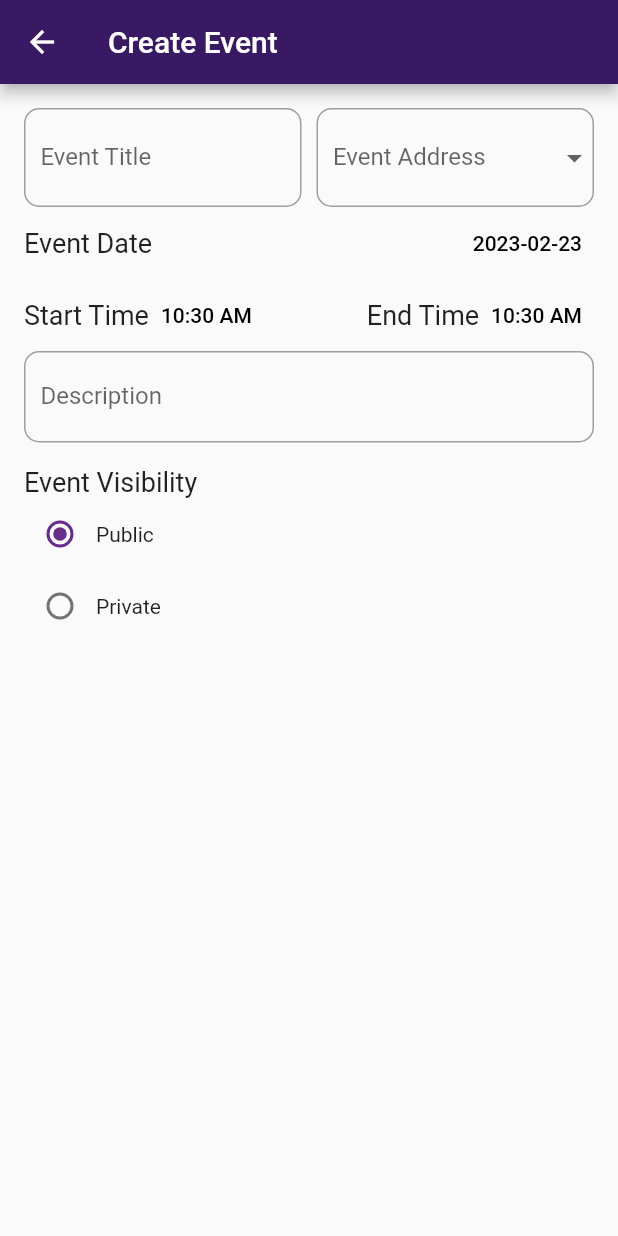
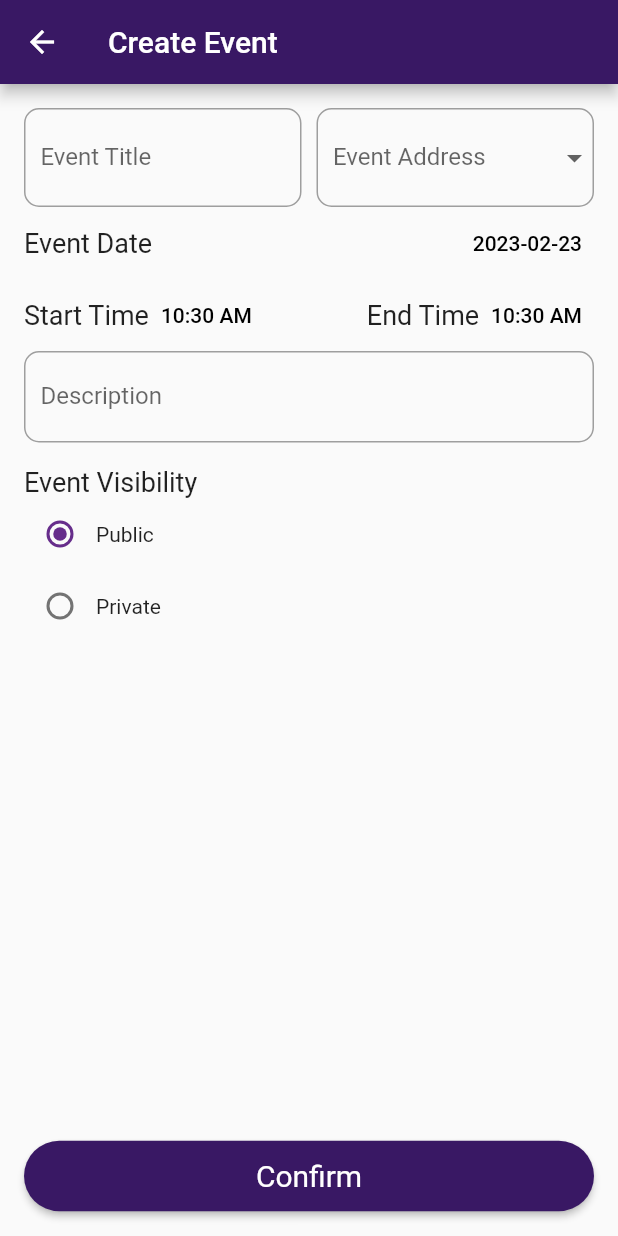
Before and after one commit to MajdEddinAlabed/Bareek-Event, a Flutter app: the CreateEventScreen screen opened by its route, on a phone screen of 412 x 824 dp. Run offline on Flutter 3.47's test engine with Material 2 defaults, Android fonts, the phone set to English and light mode, and no system bars; our stand-ins replace carousel_slider; network calls fail.

Commit message:
working on address screen and create event screen

```diff
--- a/lib/pages/create_event_screen.dart
+++ b/lib/pages/create_event_screen.dart
@@ -33,7 +33,10 @@ class CreateEventScreenState extends State<CreateEventScreen> {
         appBar: AppBar(
           title: const Text('Create Event'),
         ),
-        body: Form(
+        body: Column(
+          children: [
+            Expanded(
+              child: Form(
                 key: _formKey,
                 child: Padding(
                   padding: const EdgeInsets.all(16.0),
@@ -102,7 +105,8 @@ class CreateEventScreenState extends State<CreateEventScreen> {
                                   return null;
                                 },
                                 items: eventAddress
-                              .map<DropdownMenuItem<String>>((String value) {
+                                    .map<DropdownMenuItem<String>>(
+                                        (String value) {
                                   return DropdownMenuItem<String>(
                                     value: value,
                                     child: Text(value),
@@ -164,8 +168,9 @@ class CreateEventScreenState extends State<CreateEventScreen> {
                                       ? 'Choose Time'
                                       : _startEventTime.format(context),
                                   style: TextStyle(
-                              color:
-                                  _startEventTime == null ? null : Colors.black,
+                                    color: _startEventTime == null
+                                        ? null
+                                        : Colors.black,
                                   ),
                                 ),
                                 onPressed: () async {
@@ -199,8 +204,9 @@ class CreateEventScreenState extends State<CreateEventScreen> {
                                       ? 'Choose Time'
                                       : _endEventTime.format(context),
                                   style: TextStyle(
-                              color:
-                                  _endEventTime == null ? null : Colors.black,
+                                    color: _endEventTime == null
+                                        ? null
+                                        : Colors.black,
                                   ),
                                 ),
                                 onPressed: () async {
@@ -252,9 +258,7 @@ class CreateEventScreenState extends State<CreateEventScreen> {
                           },
                         ),
                       ),
-                const SizedBox(
-                  height: 16,
-                ),
+                      const SizedBox(height: 16),
                       Column(
                         children: <Widget>[
                           Row(
@@ -302,6 +306,35 @@ class CreateEventScreenState extends State<CreateEventScreen> {
                 ),
               ),
             ),
+            Padding(
+              padding: const EdgeInsets.only(
+                bottom: 16,
+                left: 16,
+                right: 16,
+              ),
+              child: ElevatedButton(
+                style: ElevatedButton.styleFrom(
+                  minimumSize: const Size(double.infinity, 40),
+                  shape: const StadiumBorder(),
+                  padding: const EdgeInsets.symmetric(
+                    horizontal: 24,
+                    vertical: 12,
+                  ),
+                ),
+                onPressed: () {},
+                child: const Text(
+                  "Confirm",
+                  style: TextStyle(
+                    color: Colors.white,
+                    fontSize: 20,
+                    fontWeight: FontWeight.normal,
+                  ),
+                ),
+              ),
+            ),
+          ],
+        ),
+      ),
     );
   }
 }
```
Also changed, not shown: lib/pages/addresses_list_screen.dart (+39 -62 lines). Lines whose indentation alone changed are shown as unchanged.
